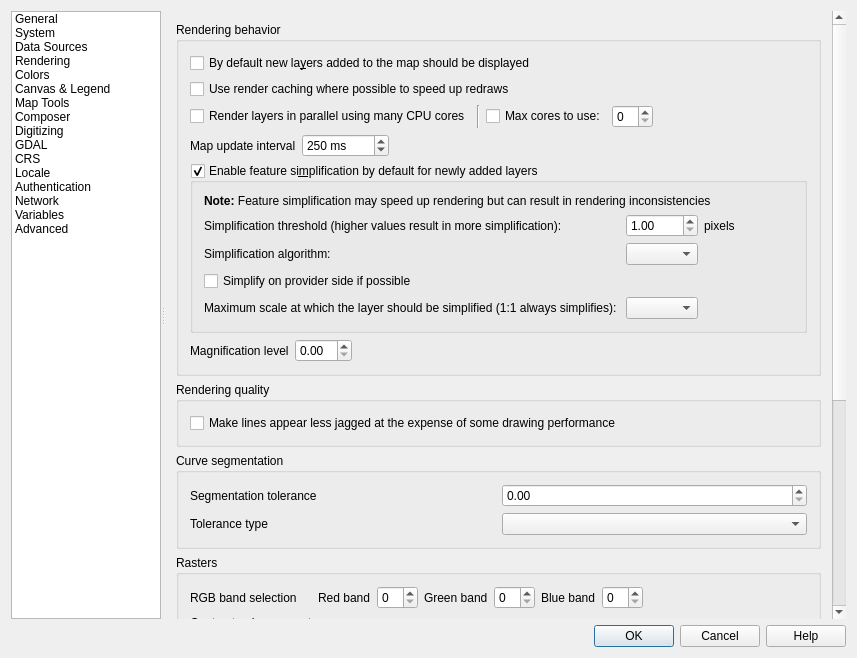
The window that src/ui/qgsoptionsbase.ui (qgis/QGIS) describes before a commit, drawn with Qt 5.
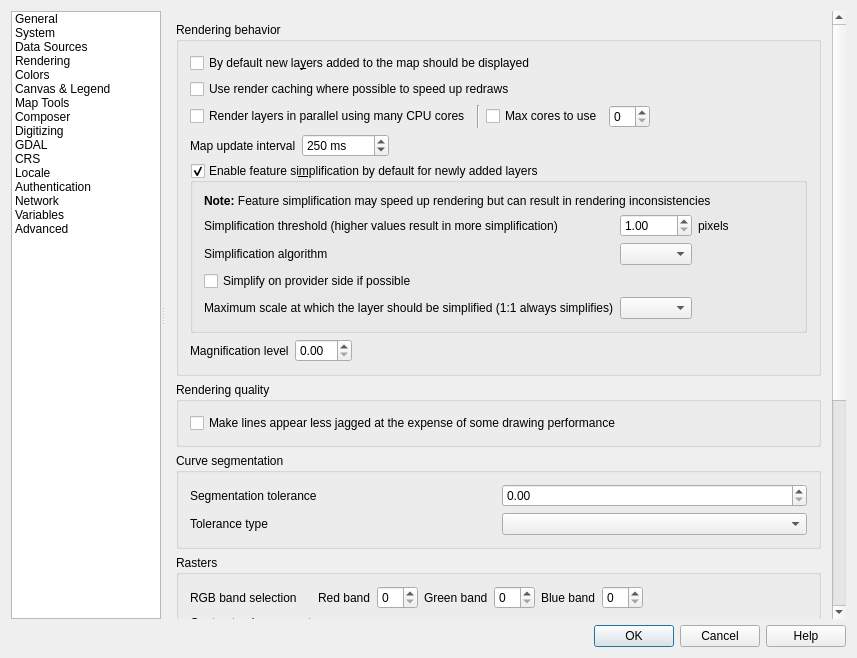
The same window after the commit. The open tabs and pages were chosen to show the change. Icons and pictures are not drawn. Custom widgets are drawn as their Qt base class.

Commit message: Fix dialogs which violate HIG (use of : at end of label)

The edit to the form file:
```diff
--- a/src/ui/qgsoptionsbase.ui
+++ b/src/ui/qgsoptionsbase.ui
@@ -1858,7 +1858,7 @@
                     <item>
                      <widget class="QCheckBox" name="chkMaxThreads">
                       <property name="text">
-                       <string>Max cores to use:</string>
+                       <string>Max cores to use</string>
                       </property>
                      </widget>
                     </item>
@@ -1942,7 +1942,7 @@
                      <item row="1" column="1">
                       <widget class="QLabel" name="label_65">
                        <property name="text">
-                        <string>Simplification threshold (higher values result in more simplification): </string>
+                        <string>Simplification threshold (higher values result in more simplification)</string>
                        </property>
                        <property name="margin">
                         <number>2</number>
@@ -2000,7 +2000,7 @@
                         <string>This algorithm is only applied to simplify on local side</string>
                        </property>
                        <property name="text">
-                        <string>Simplification algorithm: </string>
+                        <string>Simplification algorithm</string>
                        </property>
                        <property name="margin">
                         <number>2</number>
@@ -2020,7 +2020,7 @@
                      <item row="4" column="1">
                       <widget class="QLabel" name="mSimplifyMaxScaleLabel">
                        <property name="text">
-                        <string>Maximum scale at which the layer should be simplified (1:1 always simplifies): </string>
+                        <string>Maximum scale at which the layer should be simplified (1:1 always simplifies)</string>
                        </property>
                        <property name="margin">
                         <number>2</number>
```
Left out of the diff: 2 changed lines with no effect on the pictures. The commit also changes 26 other files.
